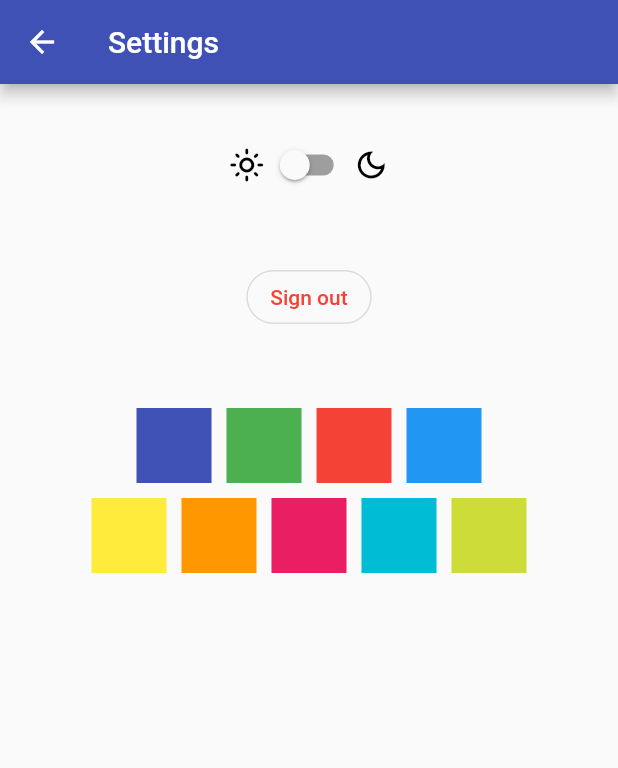
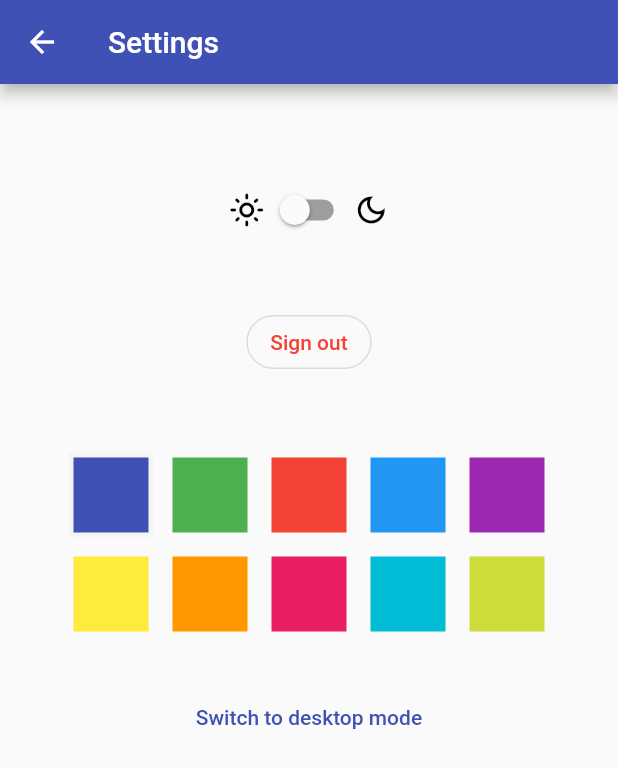
Before and after one commit to Panther-Racing-AUTh/lap-tracker, a Flutter app: the SettingsScreen screen opened by its route, on a phone screen of 412 x 824 dp. Shown: the top 768 px of the screen. Run offline on Flutter 3.47's test engine with Material 2 defaults, Android fonts, the phone set to English and light mode, and no system bars; our stand-ins replace font_awesome_flutter, supabase_flutter, video_player; missing offline and left inert: flutter_device_type, pluto_grid; accounts and stored records are empty.

Commit message:
mobile and desktop mode for pc and tablet + shortcuts added

```diff
--- a/lib/main.dart
+++ b/lib/main.dart
@@ -1,6 +1,7 @@
 import 'package:flutter/gestures.dart';
 import 'package:flutter/material.dart';
 import 'package:flutter/services.dart';
+import 'package:flutter_complete_guide/providers/device.dart';
 import 'package:flutter_complete_guide/routes.dart';
 import 'package:provider/provider.dart' as provider;
 import 'providers/theme.dart';
@@ -28,6 +29,9 @@ class MyApp extends StatelessWidget {
       providers: [
         provider.ChangeNotifierProvider<ThemeChanger>(
           create: (_) => ThemeChanger(),
+        ),
+        provider.ChangeNotifierProvider<DeviceManager>(
+          create: (_) => DeviceManager(),
         ),
       ],
       child: MaterialAppWithTheme(),
--- /dev/null
+++ b/lib/providers/device.dart
@@ -0,0 +1,32 @@
+import 'package:flutter/foundation.dart';
+import 'package:flutter_device_type/flutter_device_type.dart';
+
+class DeviceManager with ChangeNotifier {
+  String mode = '';
+  bool isPhone = false;
+  bool isTablet = false;
+  bool isDesktop = false;
+
+  DeviceManager() {
+    if (defaultTargetPlatform != TargetPlatform.android &&
+        defaultTargetPlatform != TargetPlatform.iOS) {
+      isDesktop = true;
+      mode = 'desktop';
+    } else if (Device.get().isTablet) {
+      isTablet = true;
+      mode = 'mobile';
+    } else if (Device.get().isPhone) isPhone = true;
+  }
+
+  void setToDesktopMode() {
+    mode = 'desktop';
+  }
+
+  void setToMobileMode() {
+    mode = 'mobile';
+  }
+
+  bool isDesktopMode() {
+    return (mode == 'desktop');
+  }
+}
--- a/lib/providers/theme.dart
+++ b/lib/providers/theme.dart
@@ -2,6 +2,7 @@ import 'package:flutter/material.dart';
 
 class ThemeChanger with ChangeNotifier {
   bool dark = false;
+  int colorIndex = 0;
 
   ThemeData _lightTheme = lightTheme(Colors.indigo);
   ThemeData _darkTheme = darkTheme(Colors.indigo);
@@ -18,6 +19,10 @@ class ThemeChanger with ChangeNotifier {
     notifyListeners();
   }
 
+  setIndex(int id) {
+    colorIndex = id;
+  }
+
   setLightTheme(Color c) {
     _lightTheme = lightTheme(c as MaterialColor);
     notifyListeners();
@@ -28,9 +33,10 @@ class ThemeChanger with ChangeNotifier {
     notifyListeners();
   }
 
-  setThemeColor(Color c) {
+  setThemeColor(Color c, int id) {
     setLightTheme(c);
     setDarkTheme(c);
+    setIndex(id);
     notifyListeners();
   }
 }
@@ -53,6 +59,7 @@ ThemeData darkTheme(MaterialColor c) => ThemeData(
       cardColor: c,
       primaryColor: c,
       iconTheme: IconThemeData(color: Colors.white),
+      selectedRowColor: Colors.white,
     );
 
 ThemeData lightTheme(MaterialColor c) => ThemeData(
@@ -64,4 +71,5 @@ ThemeData lightTheme(MaterialColor c) => ThemeData(
       ),
       iconTheme: IconThemeData(color: c),
       primaryIconTheme: IconThemeData(color: c),
+      selectedRowColor: Colors.black,
     );
--- a/lib/routes.dart
+++ b/lib/routes.dart
@@ -1,6 +1,5 @@
 import 'package:flutter/foundation.dart';
 import 'package:flutter/material.dart';
-
 import './screens/splash_screen.dart';
 import 'screens/desktop_screens/main_screen_desktop.dart';
 import './screens/signin_screen.dart';
@@ -35,6 +34,10 @@ class RouteGenerator {
             builder: (_) => MainScreenDesktop(),
           );
         }
+      case '/main-mobile':
+        return MaterialPageRoute(builder: (_) => MainScreen());
+      case '/main-desktop':
+        return MaterialPageRoute(builder: (_) => MainScreenDesktop());
       case '/profile':
         return MaterialPageRoute(
           builder: (_) => ProfileScreen(),
--- a/lib/screens/mobile_screens/main_screen.dart
+++ b/lib/screens/mobile_screens/main_screen.dart
@@ -3,7 +3,7 @@ import '../../widgets/block_widget.dart';
 import '../../widgets/main_appbar.dart';
 
 class MainScreen extends StatelessWidget {
-  //static const String routeName = '/';
+  //static const String routeName = '/main-mobile';
 
   static const bool color = true;
   @override
--- a/lib/screens/mobile_screens/settings_screen.dart
+++ b/lib/screens/mobile_screens/settings_screen.dart
@@ -12,7 +12,7 @@ class SettingsScreen extends StatelessWidget {
         text: 'Settings',
         context: context,
       ),
-      body: Settings(context),
+      body: Settings(),
     );
   }
 }
--- a/lib/widgets/desktop_widgets/data_desktop_widget.dart
+++ b/lib/widgets/desktop_widgets/data_desktop_widget.dart
@@ -7,8 +7,6 @@ import 'package:supabase_flutter/supabase_flutter.dart';
 final supabase = Supabase.instance.client;
 
 class DataDesktopWidget extends StatefulWidget {
-  const DataDesktopWidget({Key? key}) : super(key: key);
-
   @override
   State<DataDesktopWidget> createState() => _DataDesktopWidgetState();
 }
--- a/lib/widgets/settings.dart
+++ b/lib/widgets/settings.dart
@@ -1,30 +1,56 @@
 import 'package:flutter/material.dart';
+import 'package:flutter_complete_guide/providers/device.dart';
 import 'package:provider/provider.dart';
 import '../providers/theme.dart';
 import '../supabase/authentication_functions.dart';
 import 'dark_theme_switch.dart';
 
-Widget Settings(BuildContext context) {
+class Settings extends StatefulWidget {
+  @override
+  State<Settings> createState() => _SettingsState();
+}
+
+class _SettingsState extends State<Settings> {
+  @override
+  Widget build(BuildContext context) {
     final theme = Provider.of<ThemeChanger>(context);
-
-  Widget coloredBox({required Color color}) {
-    return GestureDetector(
+    final device = Provider.of<DeviceManager>(context);
+    int selectedColor = theme.colorIndex;
+    Widget coloredBox({required Color color, required int id}) {
+      return Container(
+        decoration: BoxDecoration(
+          border: Border.all(
+            color: (selectedColor == id)
+                ? Theme.of(context).selectedRowColor
+                : Colors.transparent,
+            width: 3,
+          ),
+        ),
+        child: GestureDetector(
           child: Container(
             height: 50,
             width: 50,
             color: color,
           ),
-      onTap: () => theme.setThemeColor(color),
+          onTap: () {
+            setState(() {
+              selectedColor = id;
+            });
+            theme.setThemeColor(color, id);
+          },
+        ),
       );
     }
 
     return Container(
+      padding: EdgeInsets.only(bottom: 50),
       height: double.infinity,
       width: double.infinity,
       child: Column(
+        mainAxisAlignment: MainAxisAlignment.start,
         children: [
           SizedBox(
-          height: 30,
+            height: 60,
           ),
           DarkThemeSwitch(context: context),
           SizedBox(
@@ -62,25 +88,36 @@ Widget Settings(BuildContext context) {
                 mainAxisAlignment: MainAxisAlignment.center,
                 children: [
                   coloredBox(
+                    id: 0,
                     color: Colors.indigo,
                   ),
                   SizedBox(
                     width: 10,
                   ),
                   coloredBox(
+                    id: 1,
                     color: Colors.green,
                   ),
                   SizedBox(
                     width: 10,
                   ),
                   coloredBox(
+                    id: 2,
                     color: Colors.red,
                   ),
                   SizedBox(
                     width: 10,
                   ),
                   coloredBox(
+                    id: 3,
                     color: Colors.blue,
+                  ),
+                  SizedBox(
+                    width: 10,
+                  ),
+                  coloredBox(
+                    id: 4,
+                    color: Colors.purple,
                   ),
                 ],
               ),
@@ -92,33 +129,59 @@ Widget Settings(BuildContext context) {
                 mainAxisAlignment: MainAxisAlignment.center,
                 children: [
                   coloredBox(
+                    id: 5,
                     color: Colors.yellow,
                   ),
                   SizedBox(
                     width: 10,
                   ),
                   coloredBox(
+                    id: 6,
                     color: Colors.orange,
                   ),
                   SizedBox(
                     width: 10,
                   ),
                   coloredBox(
+                    id: 7,
                     color: Colors.pink,
                   ),
                   SizedBox(
                     width: 10,
                   ),
                   coloredBox(
+                    id: 8,
                     color: Colors.cyan,
                   ),
                   SizedBox(
                     width: 10,
                   ),
                   coloredBox(
+                    id: 9,
                     color: Colors.lime,
                   ),
                 ],
+              ),
+              SizedBox(
+                height: 30,
+              ),
+              if (!device.isDesktopMode() && !device.isPhone)
+                TextButton(
+                  child: Text('Switch to desktop mode'),
+                  onPressed: () {
+                    device.setToDesktopMode();
+                    Navigator.of(context).popUntil((route) => route.isFirst);
+                    Navigator.of(context).pushReplacementNamed('/main-desktop');
+                  },
+                ),
+              if (device.isDesktopMode())
+                TextButton(
+                  child: Text('Switch to mobile mode'),
+                  onPressed: () {
+                    device.setToMobileMode();
+                    Navigator.of(context).popUntil((route) => route.isFirst);
+                    Navigator.of(context).pushReplacementNamed('/main-mobile');
+                  },
                 ),
             ],
           )
@@ -126,3 +189,4 @@ Widget Settings(BuildContext context) {
       ),
     );
   }
+}
--- a/lib/widgets/weather_widget.dart
+++ b/lib/widgets/weather_widget.dart
@@ -333,7 +333,7 @@ class _WeatherWidgetState extends State<WeatherWidget> {
                     ),
                   ),
                   SizedBox(
-                    height: 10,
+                    height: 6,
                   ),
                   Container(
                     child: Text(
--- a/pubspec.yaml
+++ b/pubspec.yaml
@@ -34,6 +34,7 @@ dependencies:
   syncfusion_flutter_datagrid: ^20.3.60
   video_player: ^2.4.10
   keymap: ^0.0.91
+  flutter_device_type:
 
 
 
```
Also changed, not shown: lib/screens/desktop_screens/main_screen_desktop.dart (+101 -23 lines), lib/widgets/desktop_widgets/dashboard_desktop_widget.dart (+6 -8 lines), lib/widgets/login.dart (+6 -7 lines), pubspec.lock. Lines whose indentation alone changed are shown as unchanged.
